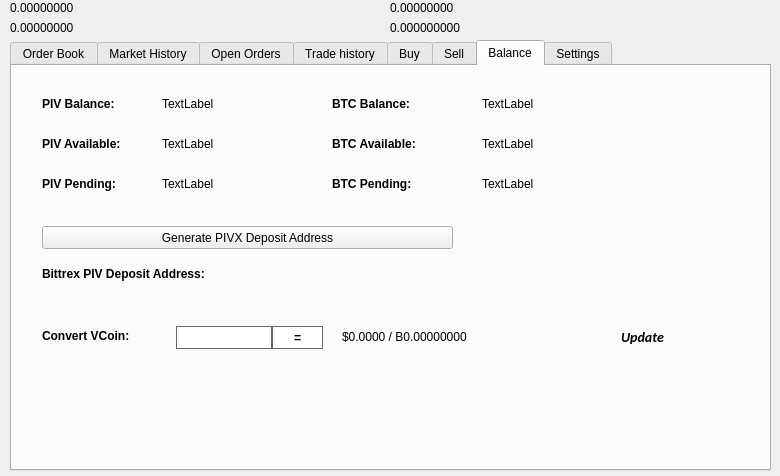
Old version of the form src/qt/forms/tradingdialog.ui in the repository Samsufi/GAL.
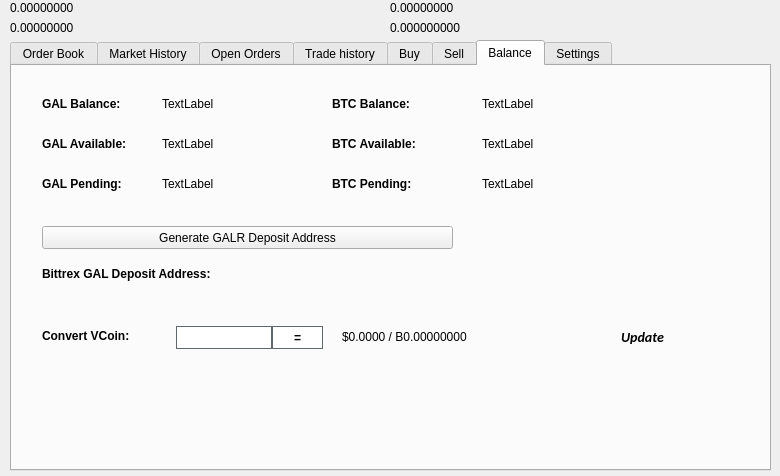
New version of the form. The open tabs and pages were chosen to show the change. Icons and pictures are not drawn.

```diff
--- a/src/qt/forms/tradingdialog.ui
+++ b/src/qt/forms/tradingdialog.ui
@@ -2762,7 +2762,7 @@
       </font>
      </property>
      <property name="text">
-      <string>PIV Balance:</string>
+      <string>GAL Balance:</string>
      </property>
     </widget>
     <widget class="QLabel" name="label_12">
@@ -2813,7 +2813,7 @@
       </font>
      </property>
      <property name="text">
-      <string>PIV Available:</string>
+      <string>GAL Available:</string>
      </property>
     </widget>
     <widget class="QLabel" name="label_14">
@@ -2832,7 +2832,7 @@
       </font>
      </property>
      <property name="text">
-      <string>PIV Pending:</string>
+      <string>GAL Pending:</string>
      </property>
     </widget>
     <widget class="QLabel" name="PIVPendingLabel">
@@ -2928,7 +2928,7 @@
       </font>
      </property>
      <property name="text">
-      <string>Bittrex PIV Deposit Address:</string>
+      <string>Bittrex GAL Deposit Address:</string>
      </property>
     </widget>
     <widget class="QPushButton" name="GenDepositBTN">
@@ -2941,7 +2941,7 @@
       </rect>
      </property>
      <property name="text">
-      <string>Generate PIVX Deposit Address</string>
+      <string>Generate GALR Deposit Address</string>
      </property>
      <property name="icon">
       <iconset resource="../pivx.qrc">
```
Left out of the diff: 44 changed lines with no effect on the pictures.
